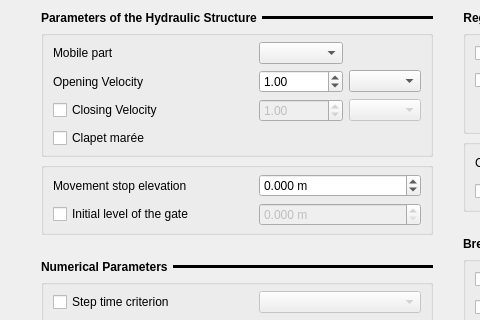
Above: ui/structures/ui_mobil_object_met2.ui from Artelia/Mascaret before the change; both pictures show x 0 to 480 and y 0 to 320 of the 909 by 497 pixel window. Below: the same form after it.
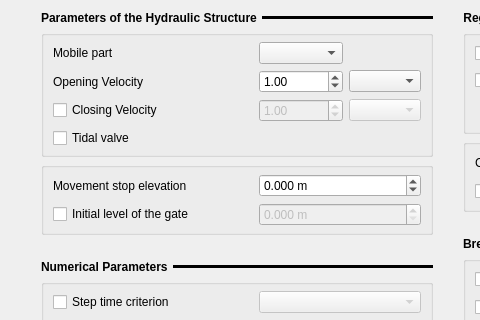
That is the form after the change.

What changed in the file:
```diff
--- a/ui/structures/ui_mobil_object_met2.ui
+++ b/ui/structures/ui_mobil_object_met2.ui
@@ -184,7 +184,7 @@
           <item row="3" column="0">
            <widget class="QCheckBox" name="cc_clapet">
             <property name="text">
-             <string>Clapet marée</string>
+             <string>Tidal valve</string>
             </property>
            </widget>
           </item>
```
Left out of the diff: 40 changed lines with no effect on the pictures.
